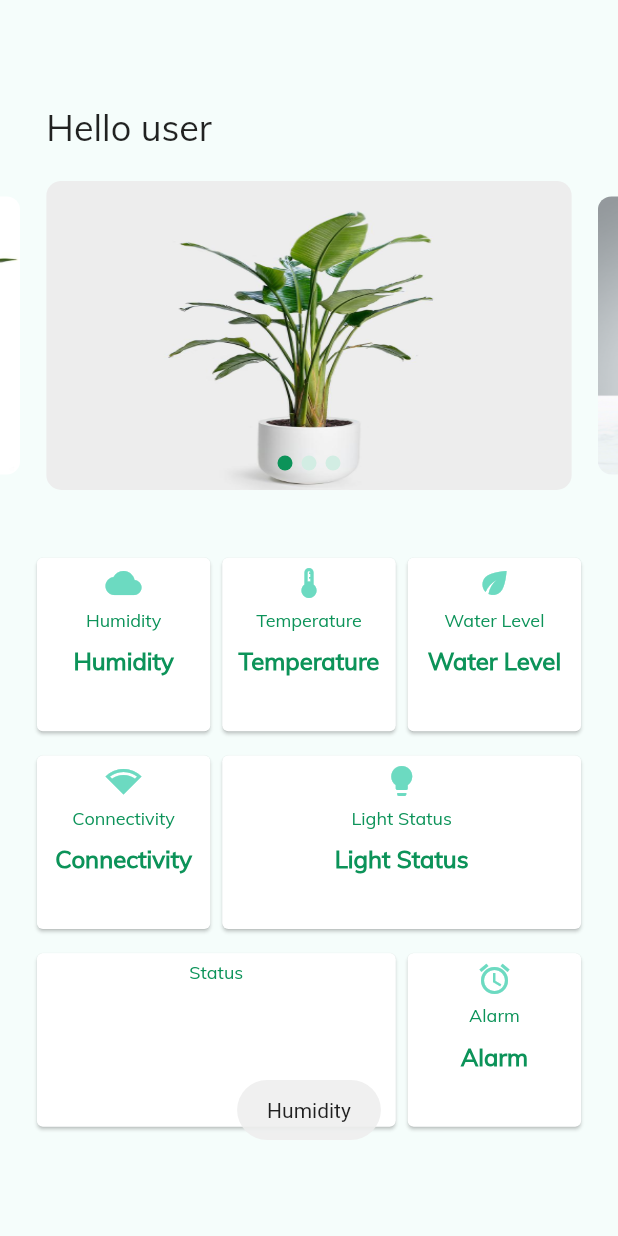
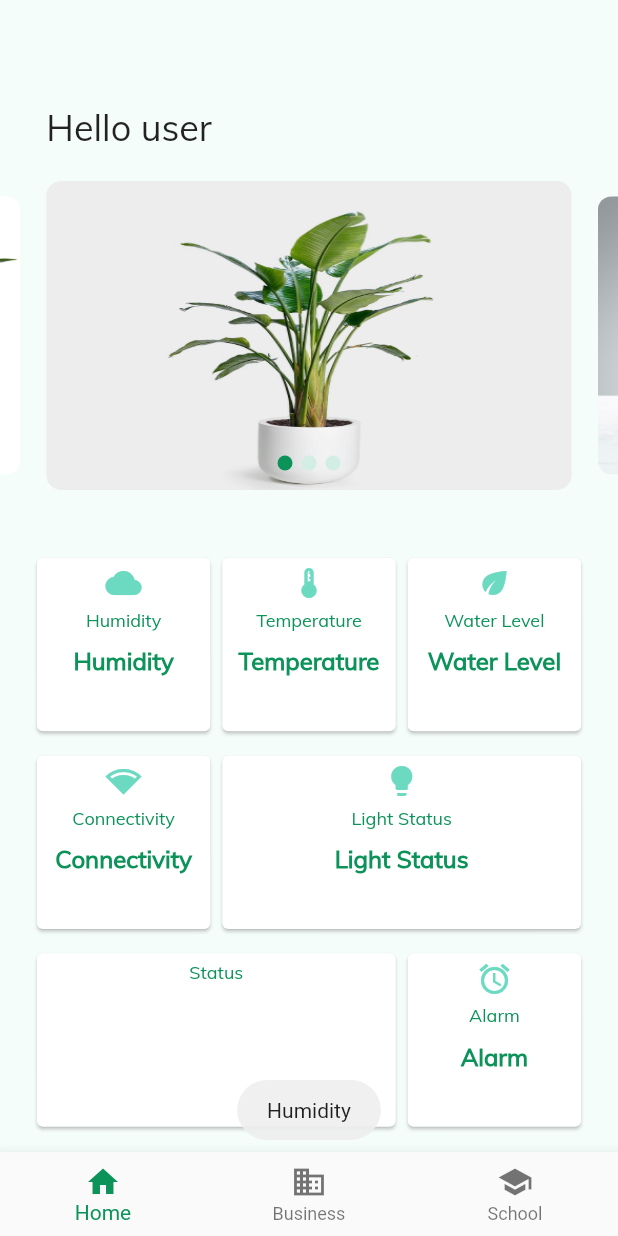
Before and after one commit to dinhkhanh412/happy_garden, a Flutter app: the screen it shows after launch, after a tap on "Humidity", on a phone screen of 412 x 824 dp. Run offline on Flutter 3.47's test engine with Material 2 defaults, Android fonts, the phone set to English and light mode, and no system bars; our stand-ins replace flutter_swiper, fluttertoast.

Commit message:
Homepage: Add temp bottom narbav

```diff
--- a/lib/ui/page/home/homepage.dart
+++ b/lib/ui/page/home/homepage.dart
@@ -13,6 +13,14 @@
 }
 
 class _HomeScreenState extends State<HomeScreen> {
+  int _selectedIndex = 0;
+
+  void _onItemTapped(int index) {
+    setState(() {
+      _selectedIndex = index;
+    });
+  }
+
   @override
   Widget build(BuildContext context) {
     return LayoutBuilder(builder: (context, constrains) {
@@ -140,6 +148,25 @@
             ),
           ],
         ),
+        bottomNavigationBar: BottomNavigationBar(
+          items: const <BottomNavigationBarItem>[
+            BottomNavigationBarItem(
+              icon: Icon(Icons.home),
+              label: 'Home',
+            ),
+            BottomNavigationBarItem(
+              icon: Icon(Icons.business),
+              label: 'Business',
+            ),
+            BottomNavigationBarItem(
+              icon: Icon(Icons.school),
+              label: 'School',
+            ),
+          ],
+          currentIndex: _selectedIndex,
+          selectedItemColor: Color(0xff0C9359),
+          onTap: _onItemTapped,
+        ),
       );
     });
   }
--- a/lib/ui/page/home/widget/ElementCard.dart
+++ b/lib/ui/page/home/widget/ElementCard.dart
@@ -37,6 +37,7 @@
     padding: EdgeInsets.all(0.0),
     child: Card(
       child: Column(
+
         children: [
           SizedBox(height: 5),
           Text(
--- /dev/null
+++ b/lib/ui/widget/Navigator.dart
@@ -0,0 +1 @@
+import 'package:flutter/material.dart';
```
